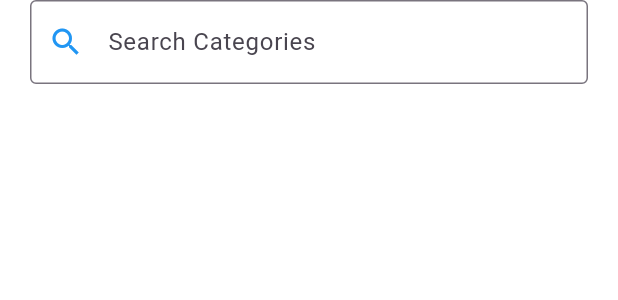
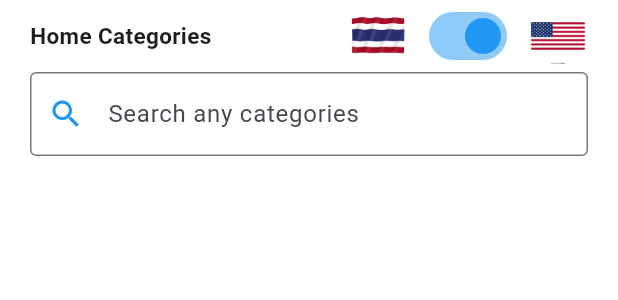
Before and after one commit to ThihaThantSin777/product-challenge, a Flutter app: the _CategoryHomeMainView widget shown alone on an empty page, opened directly, on a phone screen of 412 x 824 dp. Shown: the top 300 px of the screen. Run offline on Flutter 3.47's test engine with Material 3 defaults, Android fonts, the phone set to English and light mode, and no system bars; our stand-ins replace cached_network_image, dio; network calls fail.

Commit message:
add language localization for english and thai

```diff
--- /dev/null
+++ b/lib/bloc/locale_provider/locale_provider.dart
@@ -0,0 +1,21 @@
+import 'package:flutter/material.dart';
+import 'package:product_app_challenge/utils/strings.dart';
+
+class LocaleProvider with ChangeNotifier {
+  Locale _locale = const Locale(kEnglishLocalizationCode, '');
+
+  Locale get locale => _locale;
+
+  void setLocale(Locale locale) {
+    if (!L10n.all.contains(locale)) return;
+    _locale = locale;
+    notifyListeners();
+  }
+}
+
+class L10n {
+  static final all = [
+    const Locale(kEnglishLocalizationCode, ''),
+    const Locale(kThaiLocalizationCode, ''),
+  ];
+}
--- /dev/null
+++ b/lib/locale/app_localization_delegate.dart
@@ -0,0 +1,62 @@
+import 'package:flutter/material.dart';
+
+import 'locale_en.dart';
+import 'locale_th.dart';
+
+class AppLocalizations {
+  final Locale locale;
+
+  AppLocalizations(this.locale);
+
+  static AppLocalizations? of(BuildContext context) {
+    return Localizations.of<AppLocalizations>(context, AppLocalizations);
+  }
+
+  String get homeTitle {
+    switch (locale.languageCode) {
+      case 'en':
+        return LocaleEn.values['homeTitle']!;
+      case 'th':
+        return LocaleTh.values['homeTitle']!;
+      default:
+        return LocaleEn.values['homeTitle']!;
+    }
+  }
+
+  String get categorySearchHintText {
+    switch (locale.languageCode) {
+      case 'en':
+        return LocaleEn.values['categorySearchHintText']!;
+      case 'th':
+        return LocaleTh.values['categorySearchHintText']!;
+      default:
+        return LocaleEn.values['categorySearchHintText']!;
+    }
+  }
+
+  String get productSearchHintText {
+    switch (locale.languageCode) {
+      case 'en':
+        return LocaleEn.values['productSearchHintText']!;
+      case 'th':
+        return LocaleTh.values['productSearchHintText']!;
+      default:
+        return LocaleEn.values['productSearchHintText']!;
+    }
+  }
+}
+
+class AppLocalizationsDelegate extends LocalizationsDelegate<AppLocalizations> {
+  const AppLocalizationsDelegate();
+
+  @override
+  bool isSupported(Locale locale) => ['en', 'th'].contains(locale.languageCode);
+
+  @override
+  Future<AppLocalizations> load(Locale locale) async {
+    return AppLocalizations(locale);
+  }
+
+  @override
+  bool shouldReload(AppLocalizationsDelegate old) => false;
+}
--- /dev/null
+++ b/lib/locale/locale_en.dart
@@ -0,0 +1,7 @@
+class LocaleEn {
+  static const Map<String, String> values = {
+    'homeTitle': 'Home Categories',
+    'categorySearchHintText': 'Search any categories',
+    'productSearchHintText': 'Search products you want'
+  };
+}
--- /dev/null
+++ b/lib/locale/locale_th.dart
@@ -0,0 +1,7 @@
+class LocaleTh {
+  static const Map<String, String> values = {
+    'homeTitle': 'หมวดหมู่บ้าน',
+    'categorySearchHintText': 'ค้นหาหมวดหมู่ใด ๆ',
+    'productSearchHintText': 'ค้นหาผลิตภัณฑ์ที่คุณต้องการ'
+  };
+}
--- a/lib/pages/category_home_page.dart
+++ b/lib/pages/category_home_page.dart
@@ -2,9 +2,11 @@ import 'package:flutter/foundation.dart';
 import 'package:flutter/material.dart';
 import 'package:product_app_challenge/bloc/category_bloc.dart';
 import 'package:product_app_challenge/data/vos/category_vo/category_vo.dart';
+import 'package:product_app_challenge/locale/app_localization_delegate.dart';
 import 'package:product_app_challenge/pages/product_list_page.dart';
 import 'package:product_app_challenge/utils/colors.dart';
 import 'package:product_app_challenge/utils/enums.dart';
+import 'package:product_app_challenge/widgtes/language_switcher_widget.dart';
 import 'package:product_app_challenge/widgtes/loading_state_widget.dart';
 import 'package:product_app_challenge/widgtes/search_text_field_widget.dart';
 import 'package:provider/provider.dart';
@@ -17,10 +19,8 @@ class CategoryHomePage extends StatelessWidget {
     return ChangeNotifierProvider<CategoryBloc>(
       create: (_) => CategoryBloc(),
       child: Scaffold(
-        appBar: AppBar(
-          title: const Text('Home Categories'),
-        ),
-        body: Selector<CategoryBloc, LoadingState>(
+        body: SafeArea(
+          child: Selector<CategoryBloc, LoadingState>(
               selector: (
                 _,
                 bloc,
@@ -33,6 +33,7 @@ class CategoryHomePage extends StatelessWidget {
                 );
               }),
         ),
+      ),
     );
   }
 }
@@ -42,14 +43,31 @@ class _CategoryHomeMainView extends StatelessWidget {
 
   @override
   Widget build(BuildContext context) {
+    final loc = AppLocalizations.of(context);
     final bloc = context.read<CategoryBloc>();
     return Column(
       mainAxisSize: MainAxisSize.min,
       children: [
         Padding(
           padding: const EdgeInsets.symmetric(horizontal: 20),
+          child: Row(
+            mainAxisAlignment: MainAxisAlignment.spaceBetween,
+            children: [
+              Text(
+                loc?.homeTitle ?? '',
+                style: const TextStyle(
+                  fontSize: 15,
+                  fontWeight: FontWeight.w600,
+                ),
+              ),
+              const LanguageSwitcherWidget(),
+            ],
+          ),
+        ),
+        Padding(
+          padding: const EdgeInsets.symmetric(horizontal: 20),
           child: SearchTextFieldWidget(
-            hintText: 'Search Categories',
+            hintText: loc?.categorySearchHintText ?? '',
             onChangedText: (text) {
               bloc.searchCategories(text);
             },
--- a/lib/utils/image_utils.dart
+++ b/lib/utils/image_utils.dart
@@ -2,4 +2,8 @@ class ImageUtils {
   static const kErrorIcon = 'images/error_icon.png';
 
   static const kLoadingGif = 'images/loading.gif';
+
+  static const kEnglishFlag = 'images/en_flag.png';
+
+  static const kThaiFlag = 'images/th_flag.png';
 }
--- /dev/null
+++ b/lib/widgtes/language_switcher_widget.dart
@@ -0,0 +1,63 @@
+import 'package:flutter/material.dart';
+import 'package:product_app_challenge/bloc/locale_provider/locale_provider.dart';
+import 'package:product_app_challenge/utils/colors.dart';
+import 'package:product_app_challenge/utils/image_utils.dart';
+import 'package:product_app_challenge/utils/strings.dart';
+import 'package:provider/provider.dart';
+
+class LanguageSwitcherWidget extends StatefulWidget {
+  const LanguageSwitcherWidget({super.key});
+
+  @override
+  State<LanguageSwitcherWidget> createState() => _LanguageSwitcherWidgetState();
+}
+
+class _LanguageSwitcherWidgetState extends State<LanguageSwitcherWidget> {
+  bool isEnglish = false;
+
+  @override
+  void initState() {
+    final provider = context.read<LocaleProvider>();
+    isEnglish = provider.locale == const Locale(kEnglishLocalizationCode);
+    super.initState();
+  }
+
+  @override
+  Widget build(BuildContext context) {
+    final provider = context.read<LocaleProvider>();
+    return Row(
+      mainAxisSize: MainAxisSize.min,
+      children: [
+        Image.asset(
+          ImageUtils.kThaiFlag,
+          width: 40,
+          height: 40,
+        ),
+        const SizedBox(
+          width: 10,
+        ),
+        Switch(
+            activeColor: ProductColors.kPrimaryColor,
+            value: isEnglish,
+            onChanged: (value) {
+              if (mounted) {
+                setState(() {
+                  provider.setLocale(
+                    Locale(isEnglish ? kThaiLocalizationCode : kEnglishLocalizationCode),
+                  );
+                  isEnglish = provider.locale == const Locale(kEnglishLocalizationCode);
+                });
+              }
+            }),
+        const SizedBox(
+          width: 10,
+        ),
+        Image.asset(
+          ImageUtils.kEnglishFlag,
+          width: 40,
+          height: 40,
+        ),
+      ],
+    );
+  }
+}
--- a/pubspec.yaml
+++ b/pubspec.yaml
@@ -30,7 +30,6 @@ environment:
 dependencies:
   dio: ^5.4.3+1
   cached_network_image: ^3.3.1
-  flutter_staggered_grid_view: ^0.7.0
   provider: ^6.1.2
   json_annotation: ^4.9.0
   flutter_localization: ^0.2.0
```
Also changed, not shown: lib/main.dart (+22 -4 lines), lib/pages/product_list_page.dart (+36 -12 lines), images/en_flag.png (added), images/th_flag.png (added), pubspec.lock. Lines whose indentation alone changed are shown as unchanged.
